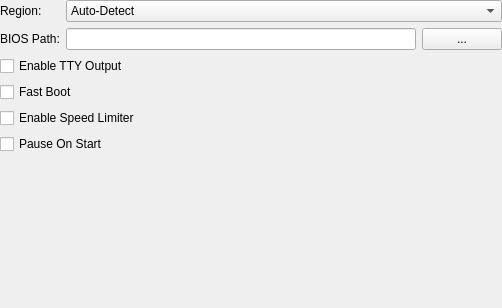
Before: the Qt Designer form src/duckstation-qt/consolesettingswidget.ui in kofxi3584karlayang/duckstation, drawn with Qt 5.
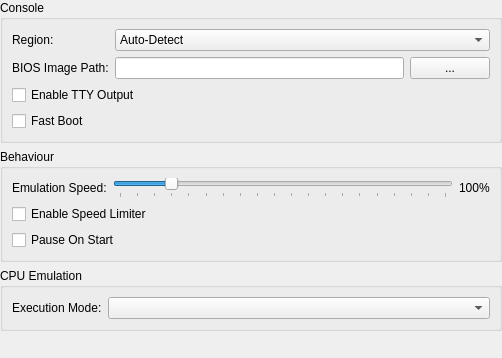
After: the same form once the commit is applied.

Commit message: Qt: Add CPU settings/emulation speed to console settings

Patch:
```diff
--- a/src/duckstation-qt/consolesettingswidget.ui
+++ b/src/duckstation-qt/consolesettingswidget.ui
@@ -7,13 +7,13 @@
     <x>0</x>
     <y>0</y>
     <width>502</width>
-    <height>308</height>
+    <height>358</height>
    </rect>
   </property>
   <property name="windowTitle">
    <string>Form</string>
   </property>
-  <layout class="QGridLayout" name="gridLayout">
+  <layout class="QVBoxLayout" name="verticalLayout">
    <property name="leftMargin">
     <number>0</number>
    </property>
@@ -23,7 +23,14 @@
    <property name="rightMargin">
     <number>0</number>
    </property>
-   <item row="0" column="0">
+   <property name="bottomMargin">
+    <number>0</number>
+   </property>
+   <item>
+    <widget class="QGroupBox" name="groupBox">
+     <property name="title">
+      <string>Console</string>
+     </property>
     <layout class="QFormLayout" name="formLayout">
      <item row="0" column="0">
       <widget class="QLabel" name="label">
@@ -59,7 +66,21 @@
      <item row="1" column="0">
       <widget class="QLabel" name="label_2">
        <property name="text">
-        <string>BIOS Path:</string>
+         <string>BIOS Image Path:</string>
+        </property>
+       </widget>
+      </item>
+      <item row="3" column="0" colspan="2">
+       <widget class="QCheckBox" name="fastBoot">
+        <property name="text">
+         <string>Fast Boot</string>
+        </property>
+       </widget>
+      </item>
+      <item row="2" column="0" colspan="2">
+       <widget class="QCheckBox" name="enableTTYOutput">
+        <property name="text">
+         <string>Enable TTY Output</string>
        </property>
       </widget>
      </item>
@@ -77,19 +98,60 @@
        </item>
       </layout>
      </item>
-     <item row="2" column="0" colspan="2">
-      <widget class="QCheckBox" name="enableTTYOutput">
+     </layout>
+    </widget>
+   </item>
+   <item>
+    <widget class="QGroupBox" name="groupBox_3">
+     <property name="title">
+      <string>Behaviour</string>
+     </property>
+     <layout class="QFormLayout" name="formLayout_3">
+      <item row="3" column="0">
+       <widget class="QLabel" name="label_5">
        <property name="text">
-        <string>Enable TTY Output</string>
+         <string>Emulation Speed:</string>
        </property>
       </widget>
      </item>
-     <item row="3" column="0" colspan="2">
-      <widget class="QCheckBox" name="fastBoot">
+      <item row="3" column="1">
+       <layout class="QHBoxLayout" name="horizontalLayout_2">
+        <item>
+         <widget class="QSlider" name="emulationSpeed">
+          <property name="minimum">
+           <number>25</number>
+          </property>
+          <property name="maximum">
+           <number>500</number>
+          </property>
+          <property name="singleStep">
+           <number>25</number>
+          </property>
+          <property name="pageStep">
+           <number>25</number>
+          </property>
+          <property name="value">
+           <number>100</number>
+          </property>
+          <property name="orientation">
+           <enum>Qt::Horizontal</enum>
+          </property>
+          <property name="tickPosition">
+           <enum>QSlider::TicksBelow</enum>
+          </property>
+          <property name="tickInterval">
+           <number>25</number>
+          </property>
+         </widget>
+        </item>
+        <item>
+         <widget class="QLabel" name="emulationSpeedLabel">
        <property name="text">
-        <string>Fast Boot</string>
-       </property>
-      </widget>
+           <string>100%</string>
+          </property>
+         </widget>
+        </item>
+       </layout>
      </item>
      <item row="4" column="0" colspan="2">
       <widget class="QCheckBox" name="enableSpeedLimiter">
@@ -106,6 +168,39 @@
       </widget>
      </item>
     </layout>
+    </widget>
+   </item>
+   <item>
+    <widget class="QGroupBox" name="groupBox_2">
+     <property name="title">
+      <string>CPU Emulation</string>
+     </property>
+     <layout class="QFormLayout" name="formLayout_2">
+      <item row="0" column="0">
+       <widget class="QLabel" name="label_3">
+        <property name="text">
+         <string>Execution Mode:</string>
+        </property>
+       </widget>
+      </item>
+      <item row="0" column="1">
+       <widget class="QComboBox" name="cpuExecutionMode"/>
+      </item>
+     </layout>
+    </widget>
+   </item>
+   <item>
+    <spacer name="verticalSpacer">
+     <property name="orientation">
+      <enum>Qt::Vertical</enum>
+     </property>
+     <property name="sizeHint" stdset="0">
+      <size>
+       <width>20</width>
+       <height>40</height>
+      </size>
+     </property>
+    </spacer>
    </item>
   </layout>
  </widget>
```
Lines whose indentation alone changed are shown as unchanged. The commit also changes 2 other files.
